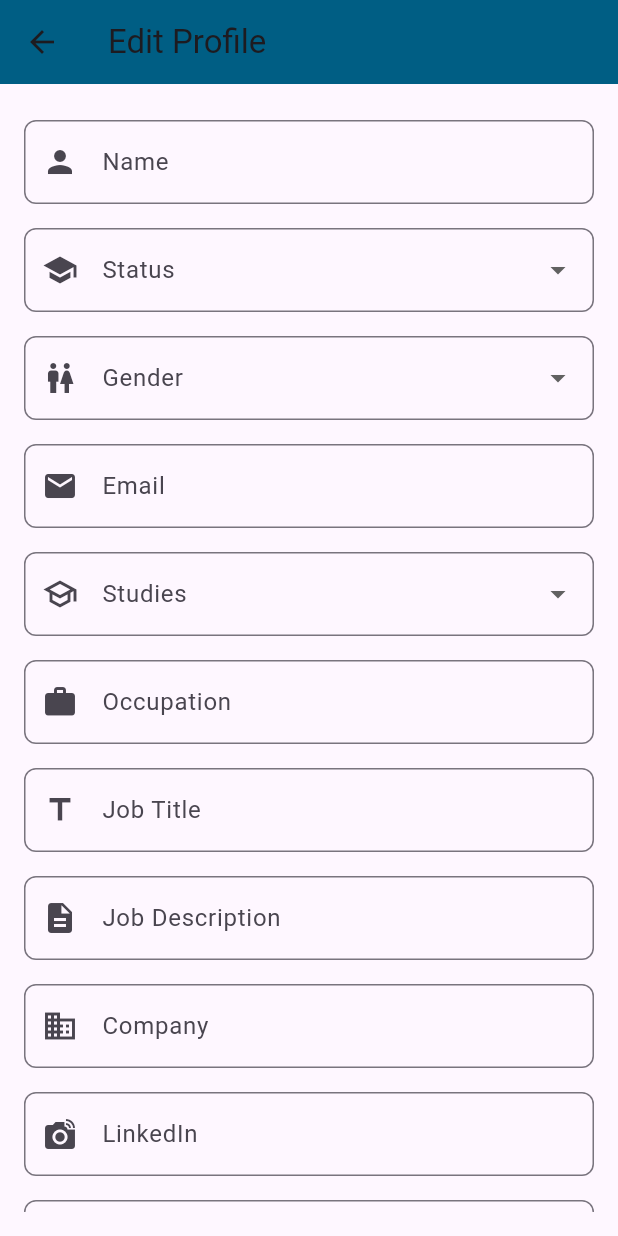
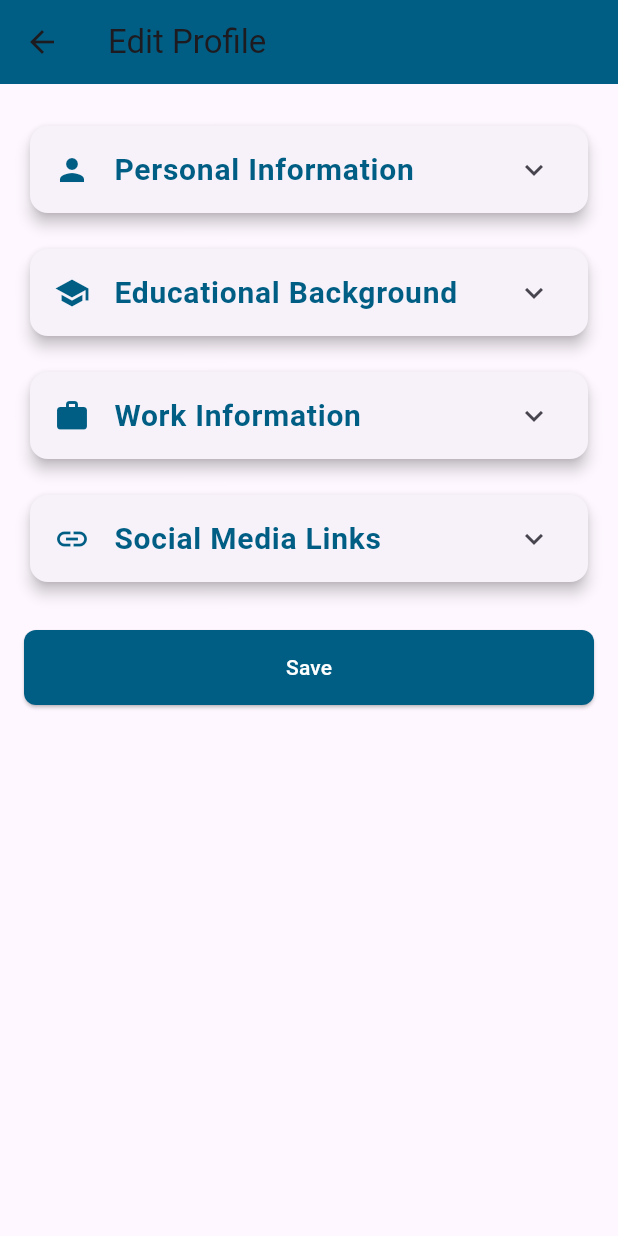
Before and after one commit to Omar-Kaddoura/insight_App, a Flutter app: the AccountSettingsPage screen opened directly, on a phone screen of 412 x 824 dp. Run offline on Flutter 3.47's test engine with Material 3 defaults, Android fonts, the phone set to English and light mode, and no system bars; our stand-ins replace curved_navigation_bar, flutter_secure_storage; accounts and stored records are empty.

Commit message:
updating the UI of the Account Settings page

```diff
--- a/lib/FrontendPages/AccountSettingsPage.dart
+++ b/lib/FrontendPages/AccountSettingsPage.dart
@@ -35,17 +35,14 @@ class _AccountSettingsPageState extends State<AccountSettingsPage> {
           key: _formKey,
           child: ListView(
             children: [
+              _buildCategoryTile(
+                title: "Personal Information",
+                icon: Icons.person,
+                children: [
                   _buildTextField(
                     controller: _nameController,
                     label: "Name",
                     icon: Icons.person,
-              ),
-              _buildDropdown(
-                value: _studentStatus,
-                label: "Status",
-                items: ["Alumni", "Current Student"],
-                icon: Icons.school,
-                onChanged: (value) => setState(() => _studentStatus = value),
                   ),
                   _buildDropdown(
                     value: _gender,
@@ -60,6 +57,19 @@ class _AccountSettingsPageState extends State<AccountSettingsPage> {
                     icon: Icons.email,
                     keyboardType: TextInputType.emailAddress,
                   ),
+                ],
+              ),
+              _buildCategoryTile(
+                title: "Educational Background",
+                icon: Icons.school,
+                children: [
+                  _buildDropdown(
+                    value: _studentStatus,
+                    label: "Status",
+                    items: ["Alumni", "Current Student"],
+                    icon: Icons.school,
+                    onChanged: (value) => setState(() => _studentStatus = value),
+                  ),
                   _buildDropdown(
                     value: _studies,
                     label: "Studies",
@@ -67,6 +77,12 @@ class _AccountSettingsPageState extends State<AccountSettingsPage> {
                     icon: Icons.school_outlined,
                     onChanged: (value) => setState(() => _studies = value),
                   ),
+                ],
+              ),
+              _buildCategoryTile(
+                title: "Work Information",
+                icon: Icons.work,
+                children: [
                   _buildTextField(
                     controller: _occupationController,
                     label: "Occupation",
@@ -87,6 +103,12 @@ class _AccountSettingsPageState extends State<AccountSettingsPage> {
                     label: "Company",
                     icon: Icons.business,
                   ),
+                ],
+              ),
+              _buildCategoryTile(
+                title: "Social Media Links",
+                icon: Icons.link,
+                children: [
                   _buildTextField(
                     controller: _linkedInController,
                     label: "LinkedIn",
@@ -96,6 +118,8 @@ class _AccountSettingsPageState extends State<AccountSettingsPage> {
                     controller: _instagramController,
                     label: "Instagram",
                     icon: Icons.camera,
+                  ),
+                ],
               ),
               SizedBox(height: 20),
               ElevatedButton(
@@ -119,6 +143,32 @@ class _AccountSettingsPageState extends State<AccountSettingsPage> {
               ),
             ],
           ),
+        ),
+      ),
+    );
+  }
+
+  Widget _buildCategoryTile({
+    required String title,
+    required IconData icon,
+    required List<Widget> children,
+  }) {
+    return Padding(
+      padding: const EdgeInsets.symmetric(vertical: 8.0),
+      child: Card(
+        shape: RoundedRectangleBorder(borderRadius: BorderRadius.circular(12)),
+        elevation: 4,
+        child: ExpansionTile(
+          leading: Icon(icon, color: Color.fromARGB(255, 0, 94, 132)),
+          title: Text(
+            title,
+            style: TextStyle(
+              fontSize: 20,
+              fontWeight: FontWeight.bold,
+              color: Color.fromARGB(255, 0, 94, 132),
+            ),
+          ),
+          children: children,
         ),
       ),
     );
```
Lines whose indentation alone changed are shown as unchanged.
